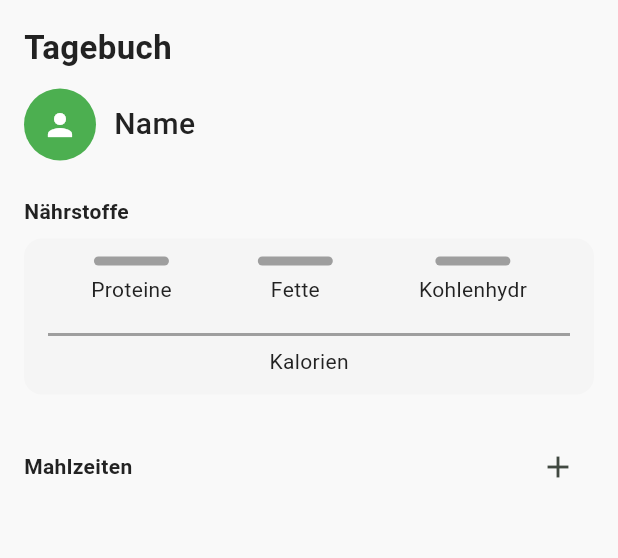
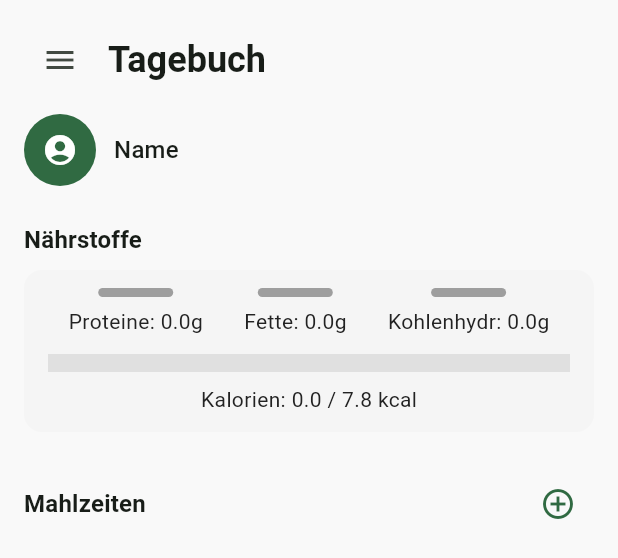
Before and after one commit to montaser717/balance_meal, a Flutter app: the DiaryView widget shown alone on an empty page, opened directly, on a phone screen of 412 x 824 dp. Shown: the top 558 px of the screen. Run offline on Flutter 3.47's test engine with Material 3 defaults, Android fonts, the phone set to English and light mode, and no system bars; our stand-ins replace flutter_bloc, freezed_annotation, go_router, shared_preferences; accounts and stored records are empty.

Commit message:
block/state

```diff
--- a/lib/UI/diary/diary_view.dart
+++ b/lib/UI/diary/diary_view.dart
@@ -1,9 +1,15 @@
+import 'package:balance_meal/models/user_profile.dart';
 import 'package:flutter/material.dart';
 import 'package:flutter_bloc/flutter_bloc.dart';
+import 'package:uuid/uuid.dart';
+
 import '../../../bloc/diary/diary_cubit.dart';
 import '../../../bloc/diary/diary_state.dart';
+import '../../../blocs/profile/profile_cubit.dart';
+import '../../../blocs/profile/profile_state.dart';
 import '../../../models/meal.dart';
 import '../../../services/fake_meal_service.dart';
+import '../meal/meal_detail_view.dart';
 import 'meal_card.dart';
 import 'nutrient_bar.dart';
 
@@ -12,44 +18,165 @@ class DiaryView extends StatelessWidget {
 
   @override
   Widget build(BuildContext context) {
-    return BlocProvider(
-      create: (_) => DiaryCubit(FakeMealService())..loadMeals(),
-      child: BlocBuilder<DiaryCubit, DiaryState>(
+    return BlocBuilder<DiaryCubit, DiaryState>(
       builder: (context, state) {
+
           final cubit = context.read<DiaryCubit>();
+
+          final totalCalories = state.meals.fold(0.0, (sum, meal) => sum + meal.ingredients.fold(0.0, (s, i) => s + i.calories));
+          final totalProtein = state.meals.fold(0.0, (sum, meal) => sum + meal.ingredients.fold(0.0, (s, i) => s + i.protein));
+          final totalFat = state.meals.fold(0.0, (sum, meal) => sum + meal.ingredients.fold(0.0, (s, i) => s + i.fat));
+          final totalCarbs = state.meals.fold(0.0, (sum, meal) => sum + meal.ingredients.fold(0.0, (s, i) => s + i.carbs));
+
+          final profile = context.watch<ProfileCubit>().state.profile;
+          final targetCalories = profile.dailyCalorieTarget;
+          final progress = (totalCalories / targetCalories).clamp(0.0, 1.0);
 
           return SafeArea(
             child: Padding(
               padding: const EdgeInsets.all(16),
-              child: Column(
-                crossAxisAlignment: CrossAxisAlignment.start,
+              child: Scrollbar(
+                thumbVisibility: true,
+                thickness: 6,
+                radius: const Radius.circular(8),
+                child: ListView(
                   children: [
-                  const Text("Tagebuch", style: TextStyle(fontSize: 22, fontWeight: FontWeight.bold)),
+                    Row(
+                      children: [
+                        Builder(
+                          builder: (context) => IconButton(
+                            icon: const Icon(Icons.menu),
+                            onPressed: () => Scaffold.of(context).openDrawer(),
+                          ),
+                        ),
+                        const SizedBox(width: 8),
+                        Text("Tagebuch", style: Theme.of(context).textTheme.headlineSmall?.copyWith(fontWeight: FontWeight.bold)),
+                      ],
+                    ),
                     const SizedBox(height: 12),
 
-                  // ✅ Benutzerprofil-Bereich
-                  const Row(
-                    children: [
-                      CircleAvatar(
-                        radius: 24,
-                        backgroundColor: Colors.green,
-                        child: Icon(Icons.person, color: Colors.white),
-                      ),
-                      SizedBox(width: 12),
-                      Text("Name", style: TextStyle(fontSize: 20, fontWeight: FontWeight.w500)),
-                    ],
-                  ),
+                    const _ProfileHeader(),
                     const SizedBox(height: 24),
 
-                  // ✅ Fehler oder Ladezustand
                     if (state.isLoading)
                       const Center(child: CircularProgressIndicator()),
 
                     if (state.errorMessage != null)
                       Text("Fehler: ${state.errorMessage}", style: const TextStyle(color: Colors.red)),
 
-                  // ✅ Nährstoffanzeige
-                  const Text("Nährstoffe", style: TextStyle(fontWeight: FontWeight.bold)),
+                    _NutrientBox(
+                      calories: totalCalories,
+                      protein: totalProtein,
+                      fat: totalFat,
+                      carbs: totalCarbs,
+                      progress: progress,
+                      targetCalories: targetCalories,
+                    ),
+
+                    const SizedBox(height: 24),
+
+                    _MealListHeader(onAddMeal: () async {
+                      final newMeal = Meal(
+                        id: const Uuid().v4(),
+                        name: "",
+                        date: DateTime.now(),
+                        ingredients: [],
+                      );
+                      final result = await Navigator.push<Meal>(
+                        context,
+                        MaterialPageRoute(
+                          builder: (_) => MealDetailView(initialMeal: newMeal),
+                        ),
+                      );
+                      if (result != null) cubit.addMeal(result);
+                    }),
+
+                    const SizedBox(height: 12),
+
+                    ...state.meals.map((meal) {
+                      final calories = meal.ingredients.fold(0.0, (sum, ing) => sum + ing.calories).round();
+
+                      return Padding(
+                        padding: const EdgeInsets.only(bottom: 8),
+                        child: Dismissible(
+                          key: ValueKey(meal.id),
+                          background: Container(
+                            decoration: BoxDecoration(
+                              color: Colors.red.shade300,
+                              borderRadius: BorderRadius.circular(12),
+                            ),
+                            alignment: Alignment.centerRight,
+                            padding: const EdgeInsets.only(right: 16),
+                            child: const Icon(Icons.delete_forever, color: Colors.white),
+                          ),
+                          direction: DismissDirection.endToStart,
+                          onDismissed: (_) => cubit.deleteMeal(meal.id),
+                          child: GestureDetector(
+                            onTap: () async {
+                              final updatedMeal = await Navigator.push<Meal>(
+                                context,
+                                MaterialPageRoute(builder: (_) => MealDetailView(initialMeal: meal)),
+                              );
+                              if (updatedMeal != null) {
+                                cubit.updateMeal(updatedMeal);
+                              }
+                            },
+                            child: MealCard(title: meal.name, calories: calories),
+                          ),
+                        ),
+                      );
+                    }).toList(),
+                  ],
+                ),
+              ),
+            ),
+          );
+        },
+
+    );
+  }
+}
+
+class _ProfileHeader extends StatelessWidget {
+  const _ProfileHeader();
+
+  @override
+  Widget build(BuildContext context) {
+    final profile = context.watch<ProfileCubit>().state.profile;
+
+    return Row(
+      children: [
+        CircleAvatar(
+          radius: 24,
+          backgroundColor: Theme.of(context).colorScheme.primary,
+          child: const Icon(Icons.account_circle, color: Colors.white),
+        ),
+        const SizedBox(width: 12),
+        Text(profile.name.isEmpty ? "Name" : profile.name,
+            style: Theme.of(context).textTheme.titleMedium?.copyWith(fontWeight: FontWeight.w500)),
+      ],
+    );
+  }
+}
+
+class _NutrientBox extends StatelessWidget {
+  final double calories, protein, fat, carbs, progress, targetCalories;
+
+  const _NutrientBox({
+    required this.calories,
+    required this.protein,
+    required this.fat,
+    required this.carbs,
+    required this.progress,
+    required this.targetCalories,
+  });
+
+  @override
+  Widget build(BuildContext context) {
+    return Column(
+      crossAxisAlignment: CrossAxisAlignment.start,
+      children: [
+        Text("Nährstoffe", style: Theme.of(context).textTheme.titleMedium?.copyWith(fontWeight: FontWeight.bold)),
         const SizedBox(height: 8),
         Container(
           padding: const EdgeInsets.symmetric(vertical: 12, horizontal: 16),
@@ -61,63 +188,50 @@ class DiaryView extends StatelessWidget {
             children: [
               Row(
                 mainAxisAlignment: MainAxisAlignment.spaceAround,
-                          children: const [
-                            NutrientBar(label: "Proteine"),
-                            NutrientBar(label: "Fette"),
-                            NutrientBar(label: "Kohlenhydr"),
+                children: [
+                  NutrientBar(label: "Proteine: ${protein.toStringAsFixed(1)}g"),
+                  NutrientBar(label: "Fette: ${fat.toStringAsFixed(1)}g"),
+                  NutrientBar(label: "Kohlenhydr: ${carbs.toStringAsFixed(1)}g"),
                 ],
               ),
               const SizedBox(height: 12),
-                        const Divider(color: Colors.grey, thickness: 2),
-                        const Text("Kalorien"),
+              LinearProgressIndicator(
+                value: progress,
+                minHeight: 12,
+                backgroundColor: Colors.grey.shade300,
+                color: progress >= 1
+                    ? Colors.red
+                    : (progress > 0.8 ? Colors.orange : Theme.of(context).colorScheme.primary),
+              ),
+              const SizedBox(height: 8),
+              Text("Kalorien: ${calories.toStringAsFixed(1)} / ${targetCalories.toStringAsFixed(1)} kcal",
+                  style: Theme.of(context).textTheme.bodyMedium),
             ],
           ),
         ),
-
-                  const SizedBox(height: 24),
-
-                  // ✅ Mahlzeitenliste + Hinzufügen-Button
-                  Row(
-                    mainAxisAlignment: MainAxisAlignment.spaceBetween,
-                    children: [
-                      const Text("Mahlzeiten", style: TextStyle(fontWeight: FontWeight.bold)),
-                      IconButton(
-                        icon: const Icon(Icons.add),
-                        onPressed: () {
-                          final meal = Meal(
-                            id: '',
-                            name: 'Neue Mahlzeit',
-                            calories: 300,
-                            date: DateTime.now(),
-                          );
-                          cubit.addMeal(meal);
-                        },
-                      ),
       ],
-                  ),
-                  const SizedBox(height: 12),
-
-                  // ✅ Liste der Mahlzeiten
-                  Expanded(
-                    child: ListView.builder(
-                      itemCount: state.meals.length,
-                      itemBuilder: (context, index) {
-                        final meal = state.meals[index];
-                        return Column(
-                          children: [
-                            MealCard(title: meal.name, calories: meal.calories),
-                            const SizedBox(height: 8),
-                          ],
-                        );
-                      },
-                    ),
-                  ),
-                ],
-              ),
-            ),
-          );
-        },
-      ),
     );
   }
 }
+
+class _MealListHeader extends StatelessWidget {
+  final VoidCallback onAddMeal;
+
+  const _MealListHeader({required this.onAddMeal});
+
+  @override
+  Widget build(BuildContext context) {
+    return Row(
+      mainAxisAlignment: MainAxisAlignment.spaceBetween,
+      children: [
+        Text("Mahlzeiten", style: Theme.of(context).textTheme.titleMedium?.copyWith(fontWeight: FontWeight.bold)),
+        IconButton(
+          icon: const Icon(Icons.add_circle_outline),
+          color: Theme.of(context).colorScheme.primary,
+          onPressed: onAddMeal,
+          tooltip: 'Mahlzeit hinzufügen',
+        ),
+      ],
+    );
+  }
+}
--- /dev/null
+++ b/lib/blocs/profile/profile_state.dart
@@ -0,0 +1,21 @@
+import '../../models/user_profile.dart';
+
+class ProfileState {
+  final UserProfile profile;
+  final bool isSaving;
+
+  ProfileState({
+    required this.profile,
+    this.isSaving = false,
+  });
+
+  ProfileState copyWith({
+    UserProfile? profile,
+    bool? isSaving,
+  }) {
+    return ProfileState(
+      profile: profile ?? this.profile,
+      isSaving: isSaving ?? this.isSaving,
+    );
+  }
+}
--- a/lib/common/app_routes.dart
+++ b/lib/common/app_routes.dart
@@ -1,4 +1,6 @@
 class AppRoutes {
   static const diary = '/diary';
   static const progress = '/progress';
+  static const profile = '/profile';
+  static const settings = '/settings';
 }
--- a/lib/common/app_scaffold.dart
+++ b/lib/common/app_scaffold.dart
@@ -1,5 +1,6 @@
 import 'package:flutter/material.dart';
 import 'package:go_router/go_router.dart';
+import 'app_drawer.dart';
 import 'app_routes.dart';
 
 class AppScaffold extends StatelessWidget {
@@ -10,6 +11,7 @@ class AppScaffold extends StatelessWidget {
   @override
   Widget build(BuildContext context) {
     return Scaffold(
+      drawer: const AppDrawer(),
       body: navigationShell,
       bottomNavigationBar: BottomNavigationBar(
         currentIndex: navigationShell.currentIndex,
--- /dev/null
+++ b/lib/models/user_profile.dart
@@ -0,0 +1,55 @@
+import 'package:freezed_annotation/freezed_annotation.dart';
+
+part 'user_profile.freezed.dart';
+part 'user_profile.g.dart';
+
+enum Gender { maennlich, weiblich, divers }
+enum Goal { abnehmen, zunehmen, halten }
+enum ActivityLevel { niedrig, mittel, hoch }
+
+@freezed
+class UserProfile with _$UserProfile {
+  const factory UserProfile({
+    @Default('') String name,
+    @Default(0) int age,
+    @Default(0.0) double height,
+    @Default(0.0) double weight,
+    @Default(Gender.maennlich) Gender gender,
+    @Default(Goal.halten) Goal goal,
+    @Default(ActivityLevel.mittel) ActivityLevel activityLevel,
+  }) = _UserProfile;
+
+  factory UserProfile.fromJson(Map<String, dynamic> json) =>
+      _$UserProfileFromJson(json);
+}
+
+extension UserProfileCalculation on UserProfile {
+  double get bmr {
+    final base = 10 * weight + 6.25 * height - 5 * age;
+    return gender == Gender.weiblich ? base - 161 : base + 5;
+  }
+
+  double get activityFactor {
+    switch (activityLevel) {
+      case ActivityLevel.niedrig:
+        return 1.2;
+      case ActivityLevel.mittel:
+        return 1.55;
+      case ActivityLevel.hoch:
+        return 1.9;
+    }
+  }
+
+  double get goalFactor {
+    switch (goal) {
+      case Goal.abnehmen:
+        return 0.85;
+      case Goal.zunehmen:
+        return 1.15;
+      case Goal.halten:
+        return 1.0;
+    }
+  }
+
+  double get dailyCalorieTarget => bmr * activityFactor * goalFactor;
+}
--- a/lib/router/app_router.dart
+++ b/lib/router/app_router.dart
@@ -1,5 +1,6 @@
 import 'package:flutter/material.dart';
 import 'package:go_router/go_router.dart';
+import '../UI/profile/profile_view.dart';
 import '../ui/diary/diary_view.dart';
 import '../ui/progress/progress_view.dart';
 
@@ -30,5 +31,15 @@ final GoRouter appRouter = GoRouter(
         ),
       ],
     ),
+
+    // Drawer-Routen:
+    GoRoute(
+      path: AppRoutes.profile,
+      builder: (context, state) => const ProfileView(),
+    ),
+   // GoRoute(
+   //   path: AppRoutes.settings,
+  //    builder: (context, state) => const SettingsView(),
+  //  ),
   ],
 );
--- /dev/null
+++ b/lib/services/profile_service.dart
@@ -0,0 +1,38 @@
+import 'dart:convert';
+import 'package:shared_preferences/shared_preferences.dart';
+import '../models/user_profile.dart';
+
+class ProfileService {
+  static const _key = 'user_profile';
+
+  Future<UserProfile?> loadProfile() async {
+    try {
+      final prefs = await SharedPreferences.getInstance();
+      final jsonString = prefs.getString(_key);
+      if (jsonString == null) return null;
+
+      final jsonMap = jsonDecode(jsonString) as Map<String, dynamic>;
+      return UserProfile.fromJson(jsonMap);
+    } catch (e) {
+      print("Fehler beim Laden des Profils: $e");
+      return null;
+    }
+  }
+
+  Future<bool> saveProfile(UserProfile profile) async {
+    try {
+      final prefs = await SharedPreferences.getInstance();
+      final jsonString = jsonEncode(profile.toJson());
+      return prefs.setString(_key, jsonString);
+    } catch (e) {
+      print("Fehler beim Speichern: $e");
+      return false;
+    }
+  }
+
+
+  Future<bool> clearProfile() async {
+    final prefs = await SharedPreferences.getInstance();
+    return prefs.remove(_key);
+  }
+}
```
Also changed, not shown: lib/UI/profile/profile_view.dart (added, +205 -0 lines), lib/blocs/profile/profile_cubit.dart (added, +75 -0 lines), lib/common/app_drawer.dart (added, +42 -0 lines), lib/bloc/meal/meal_state.freezed.dart (added), lib/models/user_profile.freezed.dart (added), lib/models/user_profile.g.dart (added). Lines whose indentation alone changed are shown as unchanged.
